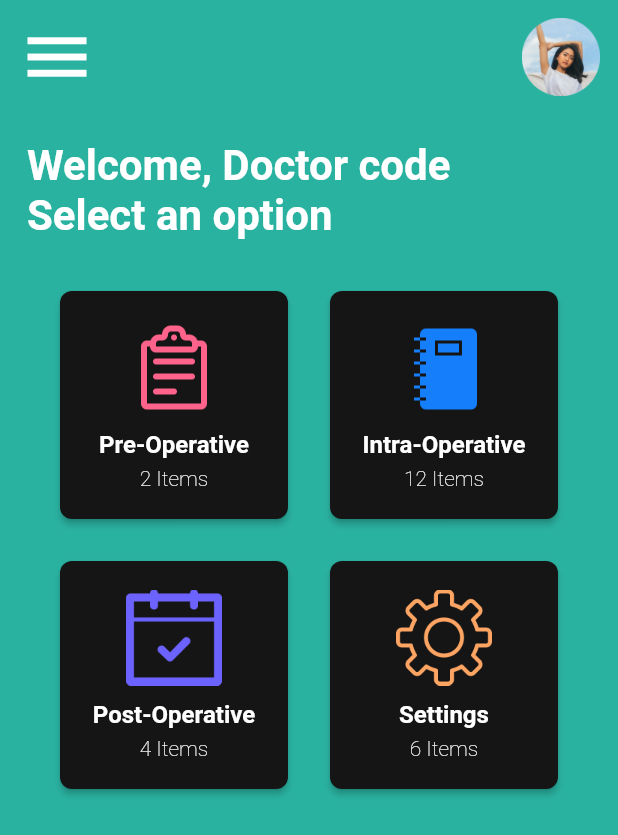
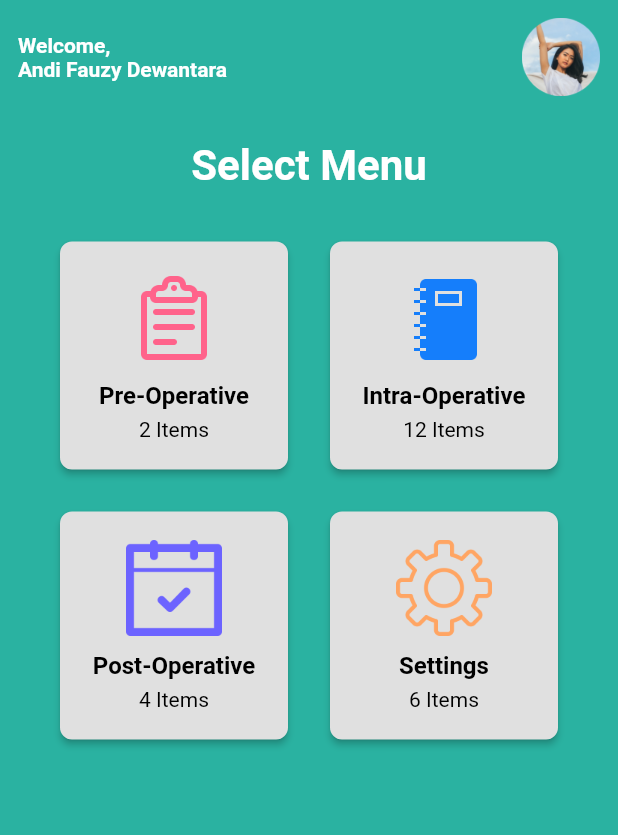
Before and after one commit to windahidayatt/mobile-registry, a Flutter app: the screen it shows after launch, on a phone screen of 412 x 824 dp. Shown: the top 835 px of the screen. Run offline on Flutter 3.47's test engine with Material 2 defaults, Android fonts, the phone set to English and light mode, and no system bars; our stand-ins replace get.

Commit message:
Update header.

```diff
--- a/lib/ui/menu/page/menu_page.dart
+++ b/lib/ui/menu/page/menu_page.dart
@@ -16,10 +16,13 @@ class MenuPage extends StatelessWidget {
               child: Row(
                 mainAxisAlignment: MainAxisAlignment.spaceBetween,
                 children: <Widget>[
-                  const Icon(
-                    Icons.menu,
+                  const Text(
+                    "Welcome, \nAndi Fauzy Dewantara",
+                    style: TextStyle(
                         color: Colors.white,
-                    size: 52.0,
+                        fontSize: 14.0,
+                        fontWeight: FontWeight.bold),
+                    textAlign: TextAlign.start,
                   ),
                   Image.asset(
                     "assets/image.png",
@@ -30,13 +33,15 @@ class MenuPage extends StatelessWidget {
             ),
             const Padding(
               padding: EdgeInsets.all(18.0),
+              child: Center(
                 child: Text(
-                "Welcome, Doctor code \nSelect an option",
+                  "Select Menu",
                   style: TextStyle(
                       color: Colors.white,
                       fontSize: 28.0,
                       fontWeight: FontWeight.bold),
                   textAlign: TextAlign.start,
+                ),
               ),
             ),
             Padding(
@@ -50,7 +55,7 @@ class MenuPage extends StatelessWidget {
                       width: 160.0,
                       height: 160.0,
                       child: Card(
-                        color: const Color.fromARGB(255, 21, 21, 21),
+                        color: Colors.grey.shade300,
                         elevation: 2.0,
                         shape: RoundedRectangleBorder(
                             borderRadius: BorderRadius.circular(8.0)),
@@ -70,7 +75,7 @@ class MenuPage extends StatelessWidget {
                               const Text(
                                 "Pre-Operative",
                                 style: TextStyle(
-                                    color: Colors.white,
+                                    color: Colors.black,
                                     fontWeight: FontWeight.bold,
                                     fontSize: 16.0),
                               ),
@@ -80,8 +85,7 @@ class MenuPage extends StatelessWidget {
                               const Text(
                                 "2 Items",
                                 style: TextStyle(
-                                    color: Colors.white,
-                                    fontWeight: FontWeight.w100),
+                                    color: Colors.black),
                               )
                             ],
                           ),
@@ -92,7 +96,7 @@ class MenuPage extends StatelessWidget {
                       width: 160.0,
                       height: 160.0,
                       child: Card(
-                        color: const Color.fromARGB(255, 21, 21, 21),
+                        color: Colors.grey.shade300,
                         elevation: 2.0,
                         shape: RoundedRectangleBorder(
                             borderRadius: BorderRadius.circular(8.0)),
@@ -112,7 +116,7 @@ class MenuPage extends StatelessWidget {
                               const Text(
                                 "Intra-Operative",
                                 style: TextStyle(
-                                    color: Colors.white,
+                                    color: Colors.black,
                                     fontWeight: FontWeight.bold,
                                     fontSize: 16.0),
                               ),
@@ -122,8 +126,7 @@ class MenuPage extends StatelessWidget {
                               const Text(
                                 "12 Items",
                                 style: TextStyle(
-                                    color: Colors.white,
-                                    fontWeight: FontWeight.w100),
+                                    color: Colors.black),
                               )
                             ],
                           ),
@@ -134,7 +137,7 @@ class MenuPage extends StatelessWidget {
                       width: 160.0,
                       height: 160.0,
                       child: Card(
-                        color: const Color.fromARGB(255, 21, 21, 21),
+                        color: Colors.grey.shade300,
                         elevation: 2.0,
                         shape: RoundedRectangleBorder(
                             borderRadius: BorderRadius.circular(8.0)),
@@ -154,7 +157,7 @@ class MenuPage extends StatelessWidget {
                               const Text(
                                 "Post-Operative",
                                 style: TextStyle(
-                                    color: Colors.white,
+                                    color: Colors.black,
                                     fontWeight: FontWeight.bold,
                                     fontSize: 16.0),
                               ),
@@ -164,8 +167,7 @@ class MenuPage extends StatelessWidget {
                               const Text(
                                 "4 Items",
                                 style: TextStyle(
-                                    color: Colors.white,
-                                    fontWeight: FontWeight.w100),
+                                    color: Colors.black),
                               )
                             ],
                           ),
@@ -176,7 +178,7 @@ class MenuPage extends StatelessWidget {
                       width: 160.0,
                       height: 160.0,
                       child: Card(
-                        color: const Color.fromARGB(255, 21, 21, 21),
+                        color: Colors.grey.shade300,
                         elevation: 2.0,
                         shape: RoundedRectangleBorder(
                             borderRadius: BorderRadius.circular(8.0)),
@@ -196,7 +198,7 @@ class MenuPage extends StatelessWidget {
                               const Text(
                                 "Settings",
                                 style: TextStyle(
-                                    color: Colors.white,
+                                    color: Colors.black,
                                     fontWeight: FontWeight.bold,
                                     fontSize: 16.0),
                               ),
@@ -206,8 +208,7 @@ class MenuPage extends StatelessWidget {
                               const Text(
                                 "6 Items",
                                 style: TextStyle(
-                                    color: Colors.white,
-                                    fontWeight: FontWeight.w100),
+                                    color: Colors.black),
                               )
                             ],
                           ),
```
Lines whose indentation alone changed are shown as unchanged.
